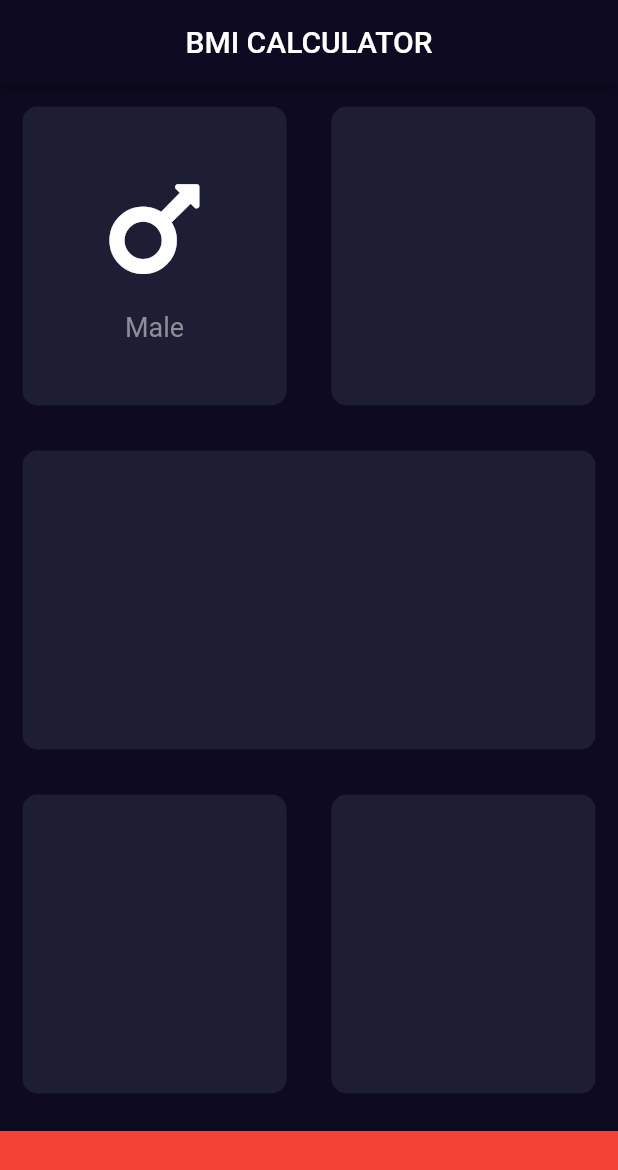
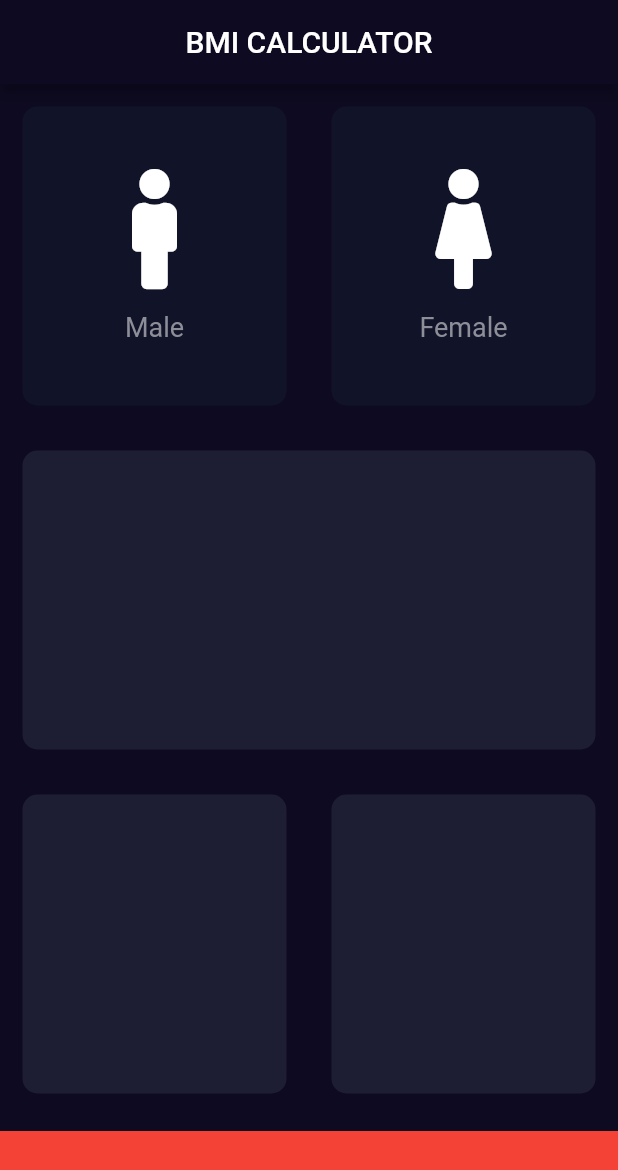
Before and after one commit to Mckenz31/Flutter_learning, a Flutter app: the screen it shows after launch, on a phone screen of 412 x 824 dp. Shown: the top 1170 px of the screen. Run offline on Flutter 3.47's test engine with Material 2 defaults, Android fonts, the light colour scheme and no system bars; our stand-ins replace audioplayers, font_awesome_flutter, rflutter_alert.

Commit message:
feat: male & female selection cards

```diff
--- /dev/null
+++ b/bmi_calculator/lib/CardIconDeets.dart
@@ -0,0 +1,32 @@
+import 'package:flutter/material.dart';
+
+class CardIconDeets extends StatelessWidget {
+
+  CardIconDeets({@required this.iconz,@required this.textz});
+
+  final IconData iconz;
+  final String textz;
+
+  @override
+  Widget build(BuildContext context) {
+    return Column(
+      mainAxisAlignment: MainAxisAlignment.center,
+      children: [
+        Icon(
+          iconz,
+          size: 80.0,
+        ),
+        SizedBox(
+          height: 15.0,
+        ),
+        Text(
+          textz,
+          style: TextStyle(
+              color: Color(0xFF8D8E98),
+              fontSize: 18.0
+          ),
+        )
+      ],
+    );
+  }
+}
--- a/bmi_calculator/lib/input_page.dart
+++ b/bmi_calculator/lib/input_page.dart
@@ -1,9 +1,17 @@
 import 'package:font_awesome_flutter/font_awesome_flutter.dart';
 import 'package:flutter/material.dart';
+import 'CardIconDeets.dart';
+import 'uicard.dart';
 
 const bottomContainerButton = 70.0;
 const Color activeExpandedWidgetColor = Color(0xFF1D1E33);
+const Color inactiveExpandedWidgetColor = Color(0xFF111328);
 const Color bottomContainerColor = Colors.red;
+
+enum Gender {
+  male,
+  female
+}
 
 class InputPage extends StatefulWidget {
 
@@ -12,6 +20,8 @@ class InputPage extends StatefulWidget {
 }
 
 class _InputPageState extends State<InputPage> {
+
+  Gender selectedGender;
 
   @override
   Widget build(BuildContext context) {
@@ -28,31 +38,30 @@ class _InputPageState extends State<InputPage> {
               children: <Widget>[
                 Expanded(
                   child: UICard(
-                    colour: activeExpandedWidgetColor,
-                    cardChild: Column(
-                      mainAxisAlignment: MainAxisAlignment.center,
-                      children: [
-                        Icon(
-                          FontAwesomeIcons.mars,
-                          size: 80.0,
-                        ),
-                        SizedBox(
-                          height: 15.0,
-                        ),
-                        Text(
-                          "Male",
-                          style: TextStyle(
-                            color: Color(0xFF8D8E98),
-                            fontSize: 18.0
-                          ),
-                        )
-                      ],
+                    onPress: (){
+                      setState(() {
+                        selectedGender = Gender.male;
+                      });
+                    },
+                    colour: selectedGender == Gender.male ? activeExpandedWidgetColor: inactiveExpandedWidgetColor,
+                    cardChild: CardIconDeets(
+                        iconz: FontAwesomeIcons.male,
+                        textz: 'Male'
                     ),
                   ),
                 ),
                 Expanded(
                   child: UICard(
-                    colour: activeExpandedWidgetColor,
+                    onPress: (){
+                      setState(() {
+                        selectedGender = Gender.female;
+                      });
+                    },
+                    colour: selectedGender == Gender.female ? activeExpandedWidgetColor: inactiveExpandedWidgetColor,
+                    cardChild: CardIconDeets(
+                        iconz: FontAwesomeIcons.female,
+                        textz: "Female"
+                    ),
                   ),
                 ),
               ],
@@ -91,23 +100,3 @@ class _InputPageState extends State<InputPage> {
     );
   }
 }
-
-class UICard extends StatelessWidget {
-  UICard({@required this.colour, this.cardChild});
-
-  final Color colour;
-  final Widget cardChild;
-
-
-  @override
-  Widget build(BuildContext context) {
-    return Container(
-      child: cardChild,
-      margin: EdgeInsets.all(15.0),
-      decoration: BoxDecoration(
-          color: colour,
-          borderRadius: BorderRadius.circular(10.0)
-      ),
-    );
-  }
-}
--- /dev/null
+++ b/bmi_calculator/lib/uicard.dart
@@ -0,0 +1,25 @@
+import 'package:flutter/material.dart';
+
+class UICard extends StatelessWidget {
+  UICard({@required this.colour, this.cardChild, this.onPress});
+
+  final Color colour;
+  final Widget cardChild;
+  final Function onPress;
+
+
+  @override
+  Widget build(BuildContext context) {
+    return GestureDetector(
+      onTap: onPress,
+      child: Container(
+        child: cardChild,
+        margin: EdgeInsets.all(15.0),
+        decoration: BoxDecoration(
+            color: colour,
+            borderRadius: BorderRadius.circular(10.0)
+        ),
+      ),
+    );
+  }
+}
```
